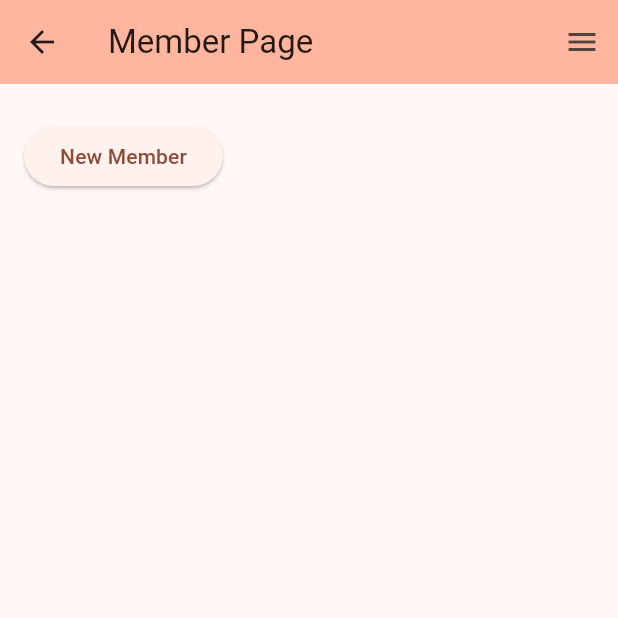
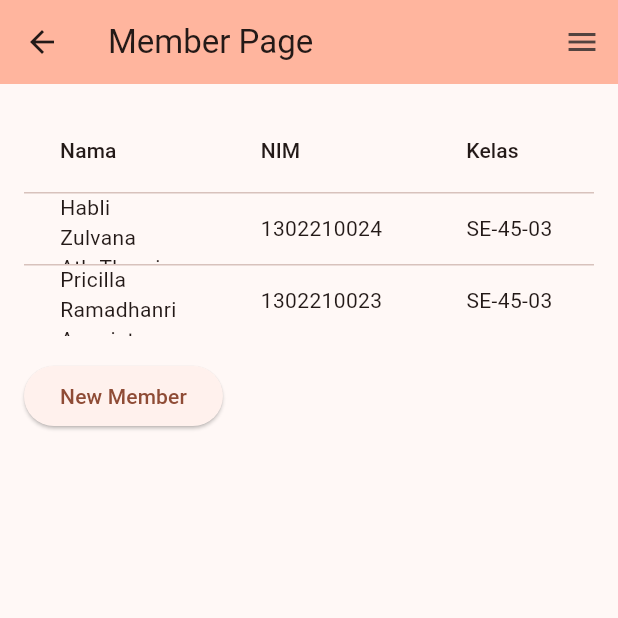
Before and after one commit to WKLD-Labs/flutter_frontend, a Flutter app: the MemberPage screen opened by its route, on a phone screen of 412 x 824 dp, the top half of it. Run offline on Flutter 3.47's test engine with Material 3 defaults, Android fonts, the light colour scheme and no system bars; our stand-ins replace flutter_dotenv, font_awesome_flutter, go_router, local_auth.

Commit message:
update finished frontend
finished unpolished frontend member data

```diff
--- a/lib/views/MemberPage/member_page.dart
+++ b/lib/views/MemberPage/member_page.dart
@@ -1,7 +1,5 @@
 import 'package:flutter/material.dart';
-
 import 'dart:ui';
-
 import '../../widgets/nav_drawer.dart';
 
 class MemberPage extends StatefulWidget {
@@ -15,16 +13,50 @@ class MemberPage extends StatefulWidget {
 
 class _MemberPageState extends State<MemberPage> {
   bool isDialogVisible = false;
-  List<Map<String, dynamic>> memberData = [];
-  Map<String, dynamic>? selectedData;
+  List<Map<String, dynamic>> memberData = [
+    {
+      'Nama': 'Habli Zulvana Ath-Thaariq',
+      'NIM': '1302210024',
+      'Kelas': 'SE-45-03',
+      'Jurusan': 'Software Engineering',
+    },
+    {
+      'Nama': 'Pricilla Ramadhanri Anggista Putri',
+      'NIM': '1302210023',
+      'Kelas': 'SE-45-03',
+      'Jurusan': 'Software Engineering',
+    },
+  ];
+  Map<String, dynamic> selectedData = {};
   bool showView = false;
+  bool isSubmitting = false;
 
-  void updateMemberData() {
-    // Implement your logic to fetch member data here
+  void updateMemberData() async {
+    // Contoh simulasi fetching data dari API
+    await Future.delayed(Duration(seconds: 2));
+    setState(() {
+      memberData = [
+        {
+          'Nama': 'Habli Zulvana Ath-Thaariq',
+          'NIM': '1302210024',
+          'Kelas': 'SE-45-03',
+          'Jurusan': 'Software Engineering',
+        },
+        {
+          'Nama': 'Pricilla Ramadhanri Anggista Putri',
+          'NIM': '1302210023',
+          'Kelas': 'SE-45-03',
+          'Jurusan': 'Software Engineering',
+        },
+        // Tambahkan data anggota lainnya jika diperlukan
+      ];
+    });
   }
 
   void handleCreate(Map<String, dynamic> data) {
-    // Implement your logic to handle create operation here
+    setState(() {
+      memberData.add(data);
+    });
   }
 
   @override
@@ -41,7 +73,35 @@ class _MemberPageState extends State<MemberPage> {
             child: Column(
               crossAxisAlignment: CrossAxisAlignment.start,
               children: [
-                SizedBox(height: 8),
+                DataTable(
+                  columns: [
+                    DataColumn(label: Text('Nama')),
+                    DataColumn(label: Text('NIM')),
+                    DataColumn(label: Text('Kelas')),
+                    DataColumn(label: Text('Jurusan')),
+                  ],
+                  rows: memberData
+                      .map(
+                        (data) => DataRow(
+                          cells: [
+                            DataCell(
+                              Text(data['Nama'] ?? ''),
+                              onTap: () {
+                                setState(() {
+                                  selectedData = data;
+                                  showView = true;
+                                });
+                              },
+                            ),
+                            DataCell(Text(data['NIM'] ?? '')),
+                            DataCell(Text(data['Kelas'] ?? '')),
+                            DataCell(Text(data['Jurusan'] ?? '')),
+                          ],
+                        ),
+                      )
+                      .toList(),
+                ),
+                SizedBox(height: 16),
                 ElevatedButton(
                   onPressed: () {
                     setState(() {
@@ -64,37 +124,6 @@ class _MemberPageState extends State<MemberPage> {
                         });
                       },
                       child: Container(
-                        margin: EdgeInsets.symmetric(vertical: 8),
-                        padding: EdgeInsets.all(8),
-                        decoration: BoxDecoration(
-                          border: Border.all(color: Colors.grey),
-                          borderRadius: BorderRadius.circular(8),
-                        ),
-                        child: Column(
-                          crossAxisAlignment: CrossAxisAlignment.start,
-                          children: [
-                            Text(
-                              memberData[index]['data member'],
-                              style: TextStyle(
-                                fontWeight: FontWeight.bold,
-                                fontSize: 16,
-                              ),
-                            ),
-                            SizedBox(height: 4),
-                            Text(
-                              'Name: ${memberData[index]['Name']}',
-                            ),
-                            Text(
-                              'NIM: ${memberData[index]['NIM']}',
-                            ),
-                            Text(
-                              'Class: ${memberData[index]['Class']}',
-                            ),
-                            Text(
-                              'Major: ${memberData[index]['Major']}',
-                            ),
-                          ],
-                        ),
                       ),
                     );
                   },
@@ -112,20 +141,20 @@ class _MemberPageState extends State<MemberPage> {
                     mainAxisSize: MainAxisSize.min,
                     children: [
                       TextFormField(
-                        decoration: InputDecoration(labelText: 'Name'),
-                        onChanged: (value) => _handleChange('name', value),
+                        decoration: InputDecoration(labelText: 'Nama'),
+                        onChanged: (value) => _handleChange('Nama', value),
                       ),
                       TextFormField(
                         decoration: InputDecoration(labelText: 'NIM'),
-                        onChanged: (value) => _handleChange('nim', value),
+                        onChanged: (value) => _handleChange('NIM', value),
                       ),
                       TextFormField(
-                        decoration: InputDecoration(labelText: 'Class'),
-                        onChanged: (value) => _handleChange('class', value),
+                        decoration: InputDecoration(labelText: 'Kelas'),
+                        onChanged: (value) => _handleChange('Kelas', value),
                       ),
                       TextFormField(
-                        decoration: InputDecoration(labelText: 'Major'),
-                        onChanged: (value) => _handleChange('major', value),
+                        decoration: InputDecoration(labelText: 'Jurusan'),
+                        onChanged: (value) => _handleChange('Jurusan', value),
                       ),
                     ],
                   ),
@@ -152,7 +181,7 @@ class _MemberPageState extends State<MemberPage> {
               child: ViewMemberData(
                 showDialog: showView,
                 setShowDialog: (value) => setState(() => showView = value),
-                data: selectedData!,
+                data: selectedData,
               ),
             ),
         ],
@@ -163,26 +192,34 @@ class _MemberPageState extends State<MemberPage> {
 
   void _handleChange(String field, String value) {
     setState(() {
-      if (selectedData != null) {
-        selectedData![field] = value;
-      }
+      selectedData[field] = value;
     });
   }
 
   void _handleSubmit() {
-    handleCreate(selectedData!);
-    setState(() {
-      isDialogVisible = false;
-      if (selectedData != null) {
-        memberData.add(selectedData!); // Add the new member to the list
-      }
-    });
+    if (isSubmitting) return; // Prevent multiple submissions
+
+    if (selectedData['Nama'] != null &&
+        selectedData['NIM'] != null &&
+        selectedData['Kelas'] != null &&
+        selectedData['Jurusan'] != null) {
+      setState(() {
+        isSubmitting = true; // Set submitting to true
+        handleCreate(selectedData);
+        isDialogVisible = false;
+        isSubmitting = false; // Reset submitting state
+        selectedData = {}; // Reset selectedData after adding the member
+      });
+    } else {
+      // Handle case where some fields are still null (optional)
+      print('Some fields are still null');
+    }
   }
 
   void _handleClose() {
     setState(() {
       isDialogVisible = false;
-      selectedData = null; // Reset selectedData when closing the dialog
+      selectedData = {}; // Reset selectedData when closing the dialog
     });
   }
 }
@@ -209,17 +246,17 @@ class ViewMemberData extends StatelessWidget {
           crossAxisAlignment: CrossAxisAlignment.start,
           children: [
             Text(
-              data['Member Name'],
+              data['Nama'] ?? '',
               style: TextStyle(
                 fontSize: 18,
                 fontWeight: FontWeight.bold,
               ),
             ),
             SizedBox(height: 8),
-            Text(data['Name'] ?? ''), // Add null check for name
-            Text(data['NIM'] ?? ''), // Add null check for nim
-            Text(data['Class'] ?? ''), // Add null check for Class
-            Text(data['Major'] ?? ''), // Add null check for Major
+            Text('Nama: ${data['Nama']?.toString() ?? ''}'), // Add null check for Nama
+            Text('NIM: ${data['NIM']?.toString() ?? ''}'), // Add null check for NIM
+            Text('Kelas: ${data['Kelas']?.toString() ?? ''}'), // Add null check for Kelas
+            Text('Jurusan: ${data['Jurusan']?.toString() ?? ''}'), // Add null check for Jurusan
             SizedBox(height: 16),
             Row(
               mainAxisAlignment: MainAxisAlignment.end,
```
